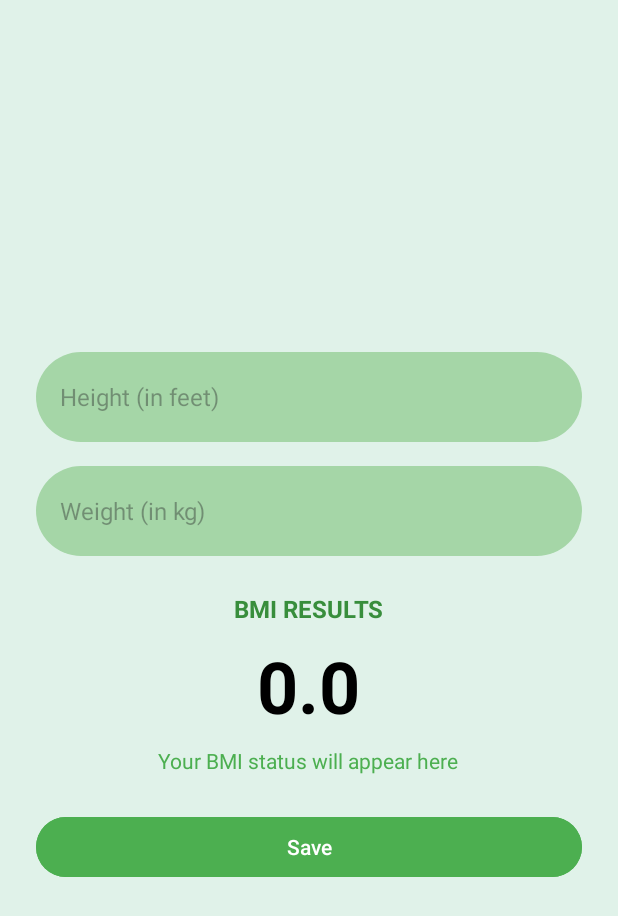
After one commit to Tazeemakhan/dummy_screens, an Android app: the Bmi_screenActivity screen opened directly, with no data from a screen before it, on a phone screen of 412 x 824 dp. The commit adds this screen. Shown: the top 916 px of the screen. Run offline under Robolectric (Android 15) with nearby library versions, the phone set to English and light mode, and no system bars; 1 statement that could not run was skipped.

```diff
--- a/app/src/main/AndroidManifest.xml
+++ b/app/src/main/AndroidManifest.xml
@@ -14,9 +14,11 @@
         android:theme="@style/Theme.Dummy"
         tools:targetApi="31">
         <activity
+            android:name=".Bmi_screenActivity"
+            android:exported="false" />
+        <activity
             android:name=".BasicInformationActivity"
-            android:exported="false" />
-        <!-- Correct placement of SplashActivity -->
+            android:exported="false" /> <!-- Correct placement of SplashActivity -->
         <activity
             android:name=".SplashActivity"
             android:exported="true"> <!-- launcher activity banani ho to exported true karo -->
--- /dev/null
+++ b/app/src/main/java/com/example/dummy/Bmi_screenActivity.kt
@@ -0,0 +1,56 @@
+package com.example.dummy
+
+import android.os.Bundle
+import android.widget.*
+import androidx.activity.enableEdgeToEdge
+import androidx.appcompat.app.AppCompatActivity
+import androidx.core.view.ViewCompat
+import androidx.core.view.WindowInsetsCompat
+
+class Bmi_screenActivity : AppCompatActivity() {
+    override fun onCreate(savedInstanceState: Bundle?) {
+        super.onCreate(savedInstanceState)
+        enableEdgeToEdge()
+        setContentView(R.layout.activity_bmi_screen)
+
+        ViewCompat.setOnApplyWindowInsetsListener(findViewById(R.id.main)) { v, insets ->
+            val systemBars = insets.getInsets(WindowInsetsCompat.Type.systemBars())
+            v.setPadding(systemBars.left, systemBars.top, systemBars.right, systemBars.bottom)
+            insets
+        }
+
+        val heightInput = findViewById<EditText>(R.id.heightInput)
+        val weightInput = findViewById<EditText>(R.id.weightInput)
+        val bmiValue = findViewById<TextView>(R.id.bmiValue)
+        val bmiMessage = findViewById<TextView>(R.id.bmiMessage)
+        val calculateBtn = findViewById<Button>(R.id.calculateBtn)
+
+        calculateBtn.setOnClickListener {
+            val heightFeetStr = heightInput.text.toString()
+            val weightStr = weightInput.text.toString()
+
+            if (heightFeetStr.isEmpty() || weightStr.isEmpty()) {
+                Toast.makeText(this, "Please fill both fields", Toast.LENGTH_SHORT).show()
+                return@setOnClickListener
+            }
+
+            val heightFeet = heightFeetStr.toFloat()
+            val heightMeters = heightFeet * 0.3048f
+            val weight = weightStr.toFloat()
+
+            val bmi = weight / (heightMeters * heightMeters)
+            val bmiRounded = String.format("%.1f", bmi)
+            bmiValue.text = bmiRounded
+            bmiMessage.text = getBMIStatus(bmi)
+        }
+    }
+
+    private fun getBMIStatus(bmi: Float): String {
+        return when {
+            bmi < 18.5 -> "You are underweight."
+            bmi in 18.5..24.9 -> "You have normal body weight."
+            bmi in 25.0..29.9 -> "You are overweight."
+            else -> "You are obese."
+        }
+    }
+}
--- /dev/null
+++ b/app/src/main/res/drawable/edittext_bg_bmiscreen.xml
@@ -0,0 +1,5 @@
+<?xml version="1.0" encoding="utf-8"?>
+<shape xmlns:android="http://schemas.android.com/apk/res/android">
+    <solid android:color="#A5D6A7"/>
+    <corners android:radius="30dp"/>
+</shape>
--- /dev/null
+++ b/app/src/main/res/layout/activity_bmi_screen.xml
@@ -0,0 +1,70 @@
+<?xml version="1.0" encoding="utf-8"?>
+<LinearLayout
+    xmlns:android="http://schemas.android.com/apk/res/android"
+    android:id="@+id/rootLayout"
+    android:layout_width="match_parent"
+    android:layout_height="match_parent"
+    android:orientation="vertical"
+    android:padding="24dp"
+    android:gravity="center"
+    android:background="#E0F2E9">
+
+    <EditText
+        android:id="@+id/heightInput"
+        android:layout_width="match_parent"
+        android:layout_height="60dp"
+        android:hint="Height (in feet)"
+        android:background="@drawable/edittext_bg_bmiscreen"
+        android:inputType="numberDecimal"
+        android:padding="16dp"
+        android:textSize="16sp"/>
+
+    <EditText
+        android:id="@+id/weightInput"
+        android:layout_width="match_parent"
+        android:layout_height="60dp"
+        android:hint="Weight (in kg)"
+        android:layout_marginTop="16dp"
+        android:background="@drawable/edittext_bg_bmiscreen"
+        android:inputType="numberDecimal"
+        android:padding="16dp"
+        android:textSize="16sp"/>
+
+    <TextView
+        android:id="@+id/bmiTitle"
+        android:layout_width="wrap_content"
+        android:layout_height="wrap_content"
+        android:text="BMI RESULTS"
+        android:textSize="16sp"
+        android:textStyle="bold"
+        android:textColor="#388E3C"
+        android:layout_marginTop="24dp"/>
+
+    <TextView
+        android:id="@+id/bmiValue"
+        android:layout_width="wrap_content"
+        android:layout_height="wrap_content"
+        android:text="0.0"
+        android:textSize="48sp"
+        android:textStyle="bold"
+        android:layout_marginTop="8dp"
+        android:textColor="#000000"/>
+
+    <TextView
+        android:id="@+id/bmiMessage"
+        android:layout_width="wrap_content"
+        android:layout_height="wrap_content"
+        android:text="Your BMI status will appear here"
+        android:textSize="14sp"
+        android:textColor="#4CAF50"
+        android:layout_marginTop="8dp"/>
+
+    <Button
+        android:id="@+id/calculateBtn"
+        android:layout_width="match_parent"
+        android:layout_height="wrap_content"
+        android:text="Save"
+        android:layout_marginTop="24dp"
+        android:backgroundTint="#4CAF50"
+        android:textColor="#FFFFFF"/>
+</LinearLayout>
```
Also changed, not shown: app/src/main/java/com/example/dummy/BasicInformationActivity.kt (+16 -2 lines), app/src/main/res/layout/activity_main2.xml (+74 -6 lines).
